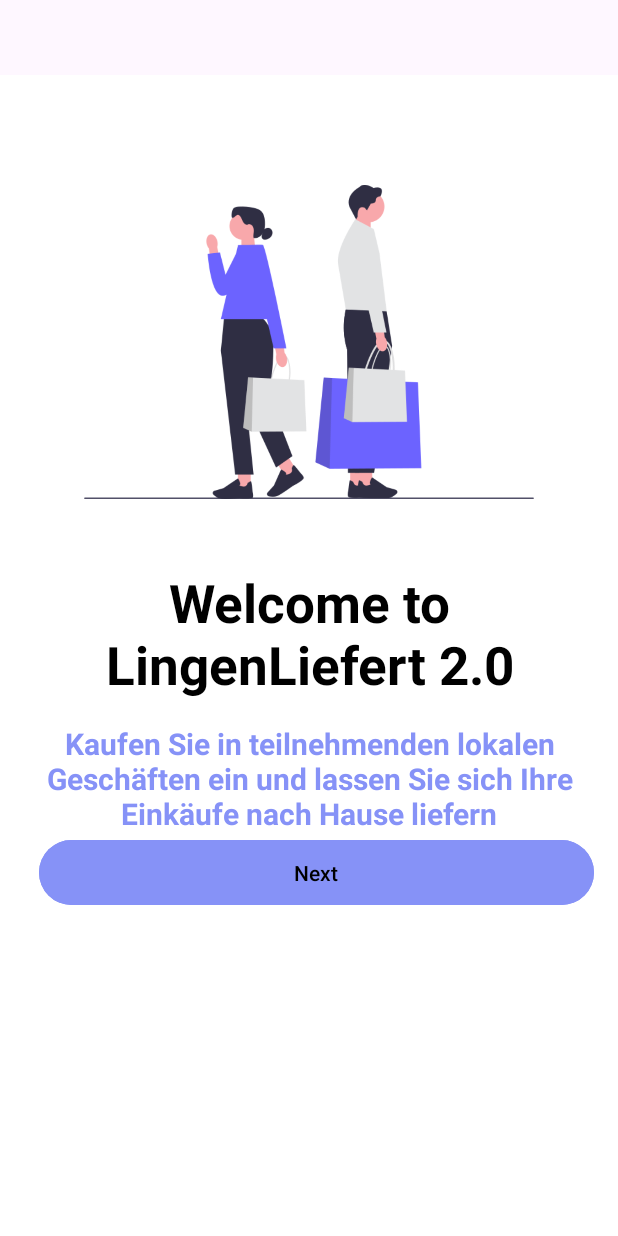
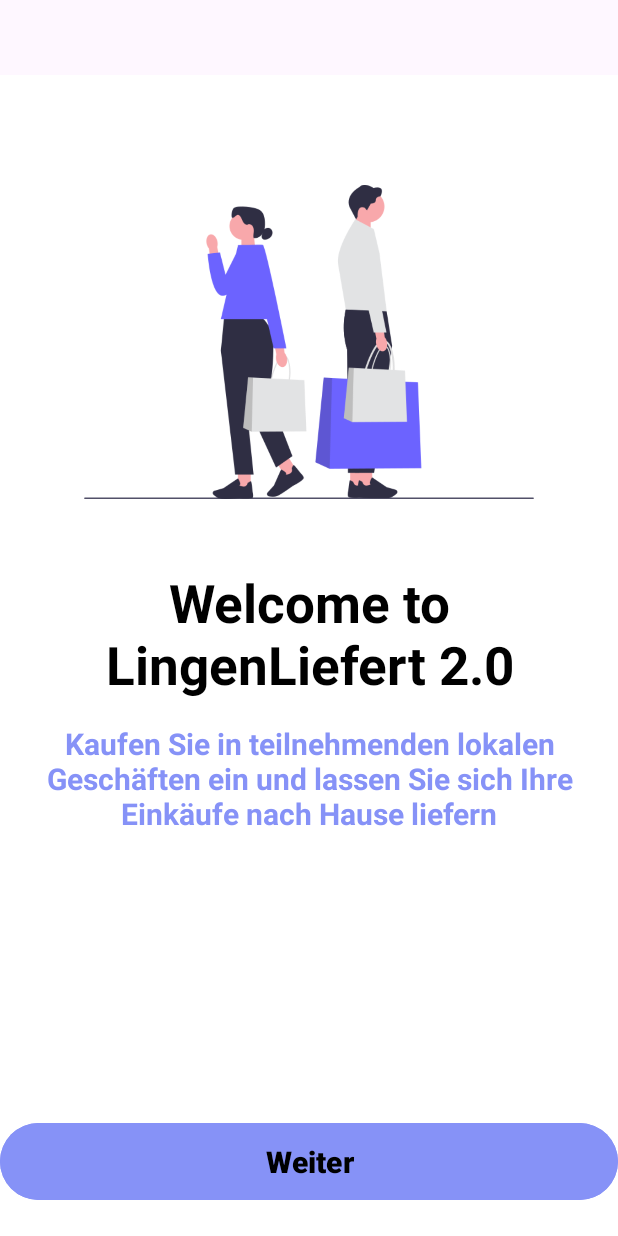
Before and after one commit to raniamo8/CustomerApp, an Android app: the screen it shows after launch (WelcomeActivity), on a phone screen of 412 x 824 dp. Run offline under Robolectric (Android 15) with nearby library versions, the phone set to English and light mode, and no system bars; libraries missing offline, so code that uses them is left out: com.google.firebase.crashlytics; 2 statements that could not run were skipped.

Commit message:
intro button position fixed

```diff
--- a/app/src/main/res/layout/fragment_welcome_one.xml
+++ b/app/src/main/res/layout/fragment_welcome_one.xml
@@ -1,5 +1,4 @@
-<?xml version="1.0" encoding="utf-8"?>
-<ScrollView xmlns:android="http://schemas.android.com/apk/res/android"
+<RelativeLayout xmlns:android="http://schemas.android.com/apk/res/android"
     xmlns:tools="http://schemas.android.com/tools"
     style="@style/Screen"
     android:layout_width="match_parent"
@@ -9,7 +8,7 @@
 
     <LinearLayout
         android:layout_width="match_parent"
-        android:layout_height="wrap_content"
+        android:layout_height="match_parent"
         android:orientation="vertical"
         android:padding="16dp">
 
@@ -43,16 +42,19 @@
             android:textSize="20sp"
             android:textStyle="bold" />
 
+    </LinearLayout>
+
     <Button
         android:id="@+id/nextButton"
         style="@style/Text"
         android:layout_width="match_parent"
         android:layout_height="wrap_content"
-            android:layout_gravity="bottom"
-            android:layout_marginStart="10dp"
+        android:layout_alignParentBottom="true"
+        android:layout_marginBottom="20dp"
         android:backgroundTint="@color/lavender"
         android:padding="12dp"
-            android:text="Next" />
-    </LinearLayout>
+        android:textSize="20sp"
+        android:textStyle="bold"
+        android:text="Weiter" />
 
-</ScrollView>
+</RelativeLayout>
```
Also changed, not shown: app/src/main/res/layout/fragment_welcome_two.xml (+8 -6 lines). Lines whose indentation alone changed are shown as unchanged.
